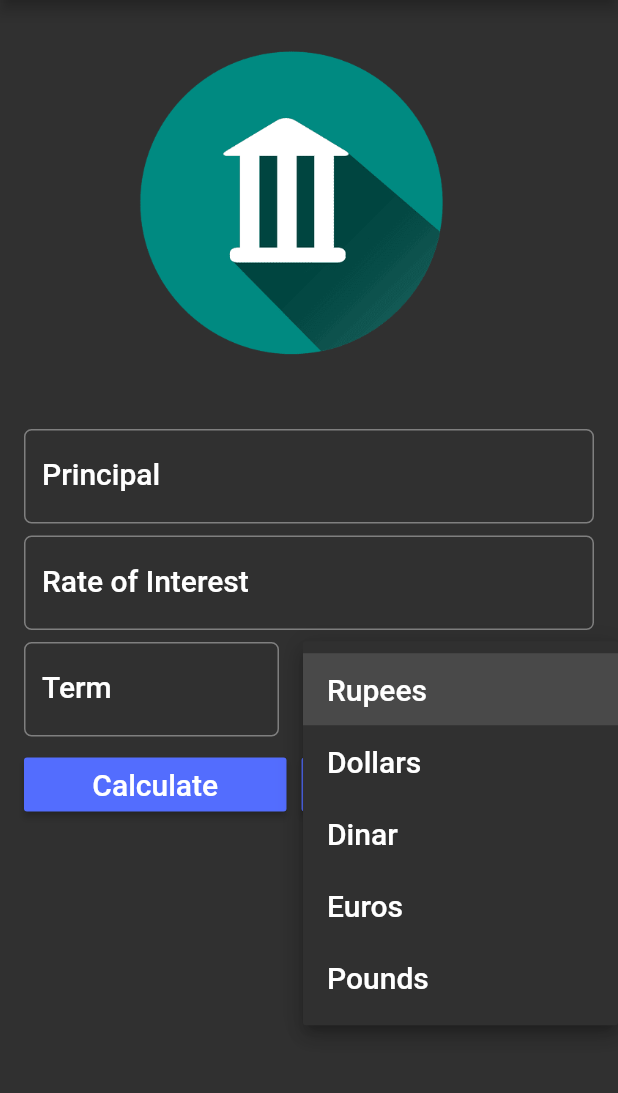
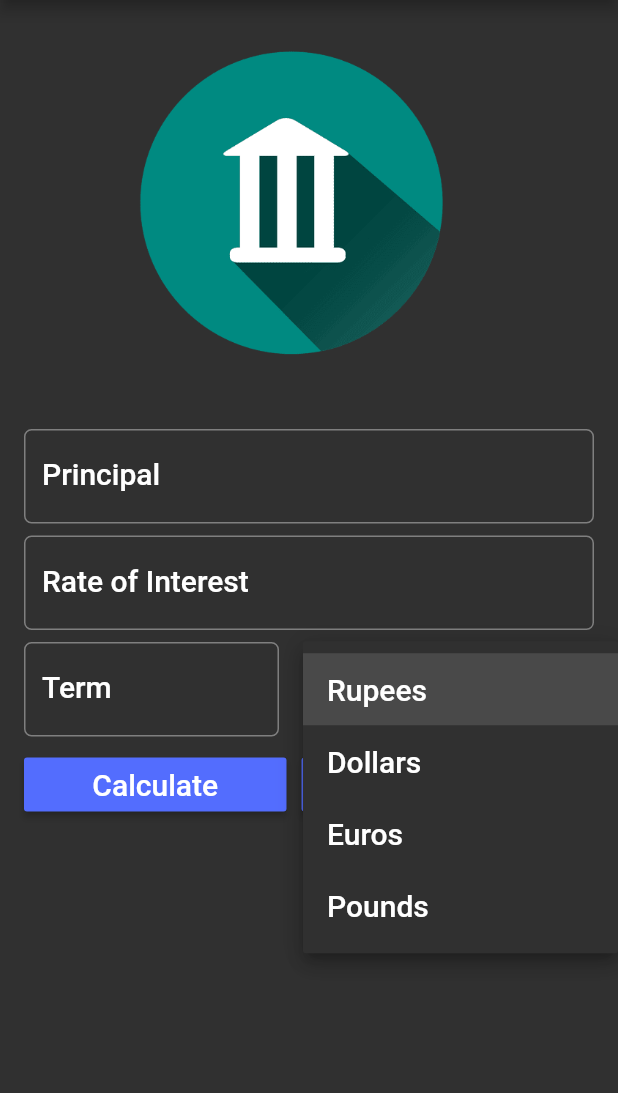
Before and after one commit to Ritikag2906/Simple-Interest-Calculator, a Flutter app: the screen it shows after launch, after a tap on "Rupees", on a phone screen of 412 x 824 dp, the part 84-1177 px from its top. Run offline on Flutter 3.47's test engine with Material 2 defaults, Android fonts, the phone set to English and light mode, and no system bars.

Commit message:
currency update

```diff
--- a/lib/main.dart
+++ b/lib/main.dart
@@ -30,7 +30,7 @@ class SIForm extends StatefulWidget {
 class _SIFormState extends State<SIForm> {
   var _formKey = GlobalKey<FormState>();
 
-  var _currencies = ['Rupees', 'Dollars',  'Dinar','Euros','Pounds', ];
+  var _currencies = ['Rupees', 'Dollars','Euros','Pounds', ];
   final _minimumPadding = 4.0;
   var _currentItemSelected = '';
 
```
